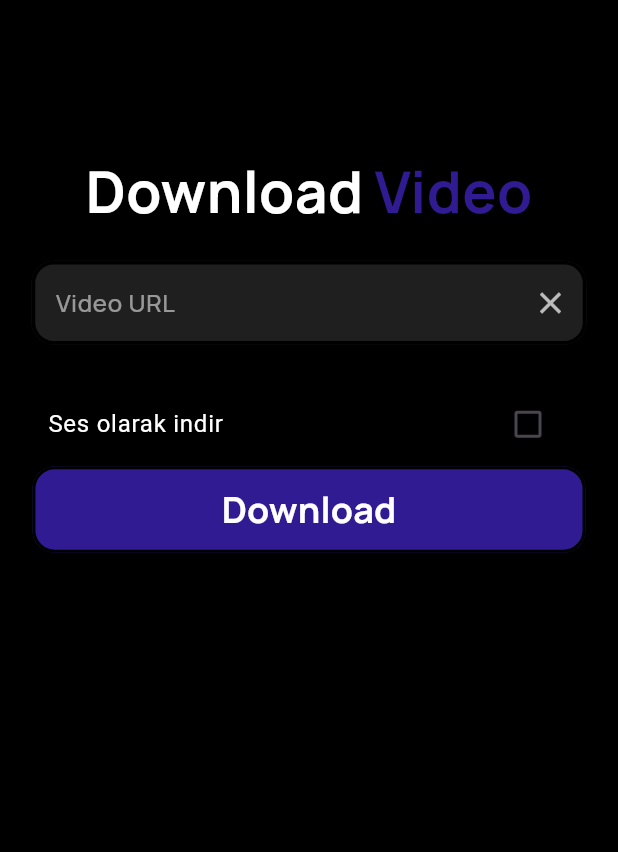
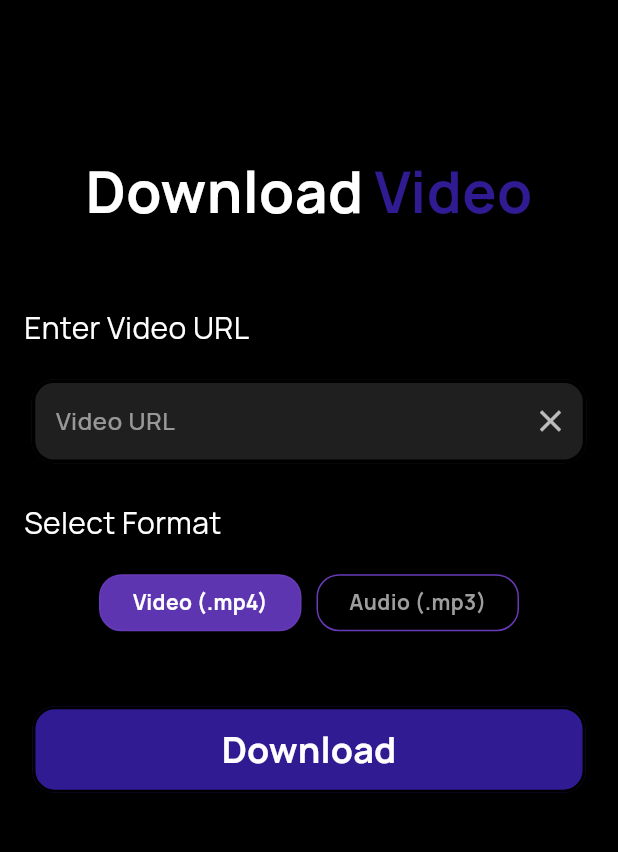
Before and after one commit to berkaykw/VidMagnet, a Flutter app: the screen it shows after launch, on a phone screen of 412 x 824 dp, the part 281-1133 px from its top. Run offline on Flutter 3.47's test engine with Material 3 defaults, Android fonts, the phone set to English and light mode, and no system bars.

Commit message:
added select format function

```diff
--- a/flutter_app/lib/screens/Video_Downloader_Screen.dart
+++ b/flutter_app/lib/screens/Video_Downloader_Screen.dart
@@ -1,7 +1,9 @@
 import 'package:flutter/material.dart';
+import 'package:flutter_app/widgets/VideoDownloaderScreen_widgets/body_headerText.dart';
 import 'package:flutter_app/widgets/VideoDownloaderScreen_widgets/customButton.dart';
-import 'package:flutter_app/widgets/VideoDownloaderScreen_widgets/headerText.dart';
+import 'package:flutter_app/widgets/VideoDownloaderScreen_widgets/headerTextRich.dart';
 import 'package:flutter_app/widgets/VideoDownloaderScreen_widgets/logo_headerText.dart';
+import 'package:flutter_app/widgets/VideoDownloaderScreen_widgets/selectFormat.dart';
 import 'package:flutter_app/widgets/VideoDownloaderScreen_widgets/textField_url.dart';
 import 'package:flutter_app/widgets/image_logo.dart';
 import 'package:http/http.dart' as http;
@@ -37,7 +39,8 @@ class _VideoDownloaderScreenState extends State<VideoDownloaderScreen> {
       );
       return; // durdur
     }
-    final url = Uri.parse('http://10.0.2.2:8000/download');
+    //final url = Uri.parse('http://10.0.2.2:8000/download');
+    final url = Uri.parse('http://127.0.0.1:8000/download');
     final response = await http.post(
       url,
       headers: {'Content-Type': 'application/json'},
@@ -91,20 +94,21 @@ class _VideoDownloaderScreenState extends State<VideoDownloaderScreen> {
               LogoImage(),
               LogoHeaderText(),
               HeaderText(),
+              SizedBox(height: 50),
+              BodyHeaderText(text: "Enter Video URL"),
               TextField_URL(controller: _controller),
               SizedBox(height: 25),
-              CheckboxListTile(
-                title: Text(
-                  'Ses olarak indir',
-                  style: TextStyle(color: Colors.white),
-                ),
-                value: _audioOnly,
-                onChanged: (bool? value) {
+              BodyHeaderText(text: "Select Format"),
+              SizedBox(height: 20,),
+              SelectFormat(
+                audioOnly: _audioOnly,
+                onChanged: (bool val) {
                   setState(() {
-                    _audioOnly = value ?? false;
+                    _audioOnly = val;
                   });
                 },
               ),
+              SizedBox(height: 50),
               Custom_Button(
                 button_text: "Download",
                 button_color: Colors.deepPurple[900]!,
--- /dev/null
+++ b/flutter_app/lib/widgets/VideoDownloaderScreen_widgets/body_headerText.dart
@@ -0,0 +1,22 @@
+import 'package:flutter/material.dart';
+
+class BodyHeaderText extends StatelessWidget {
+  final String text;
+  const BodyHeaderText({super.key,required this.text});
+
+  @override
+  Widget build(BuildContext context) {
+    return Align(
+                alignment: Alignment.centerLeft,
+                child: Text(
+                  text,
+                  style: TextStyle(
+                    fontFamily: 'Manrope',
+                    color: Colors.white,
+                    fontSize: 20,
+                    fontWeight: FontWeight.w400,
+                  ),
+                ),
+              );
+  }
+}
--- /dev/null
+++ b/flutter_app/lib/widgets/VideoDownloaderScreen_widgets/selectFormat.dart
@@ -0,0 +1,70 @@
+import 'package:flutter/material.dart';
+
+class SelectFormat extends StatelessWidget {
+  final bool audioOnly;
+  final void Function(bool) onChanged;
+
+  const SelectFormat({super.key, required this.audioOnly, required this.onChanged});
+
+  @override
+  Widget build(BuildContext context) {
+    return Row(
+      mainAxisAlignment: MainAxisAlignment.center,
+      children: [
+        Expanded(
+          child: GestureDetector(
+            onTap: () => onChanged(false),
+            child: Padding(
+              padding: EdgeInsets.only(left: 50.0),
+              child: Container(
+                padding: EdgeInsets.symmetric(vertical: 8),
+                decoration: BoxDecoration(
+                  color: !audioOnly ? Colors.deepPurple[600] : Colors.transparent,
+                  borderRadius: BorderRadius.circular(15),
+                  border: Border.all(color: Colors.deepPurple),
+                ),
+                child: Center(
+                  child: Text(
+                    "Video (.mp4)",
+                    style: TextStyle(
+                      fontFamily: 'Manrope',
+                      color: !audioOnly ? Colors.white : Colors.grey,
+                      fontWeight: FontWeight.bold,
+                    ),
+                  ),
+                ),
+              ),
+            ),
+          ),
+        ),
+        SizedBox(width: 10),
+        Expanded(
+          child: GestureDetector(
+            onTap: () => onChanged(true),
+            child: Padding(
+              padding: EdgeInsets.only(right: 50.0),
+              child: Container(
+                padding: EdgeInsets.symmetric(vertical: 8),
+                decoration: BoxDecoration(
+                  color: audioOnly ? Colors.deepPurple[600] : Colors.transparent,
+                  borderRadius: BorderRadius.circular(15),
+                  border: Border.all(color: Colors.deepPurple),
+                ),
+                child: Center(
+                  child: Text(
+                    "Audio (.mp3)",
+                    style: TextStyle(
+                      fontFamily: 'Manrope',
+                      color: audioOnly ? Colors.white : Colors.grey,
+                      fontWeight: FontWeight.bold,
+                    ),
+                  ),
+                ),
+              ),
+            ),
+          ),
+        ),
+      ],
+    );
+  }
+}
```
Also changed, not shown: flutter_app/lib/widgets/VideoDownloaderScreen_widgets/headerTextRich.dart (renamed from flutter_app/lib/widgets/VideoDownloaderScreen_widgets/headerText.dart), 1 other file.
